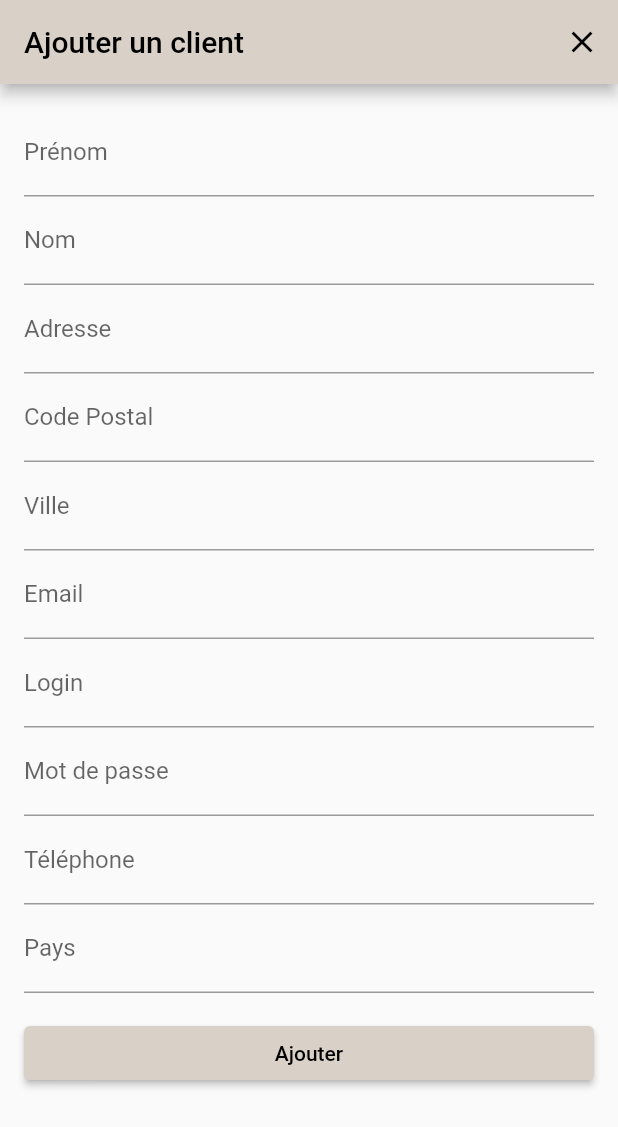
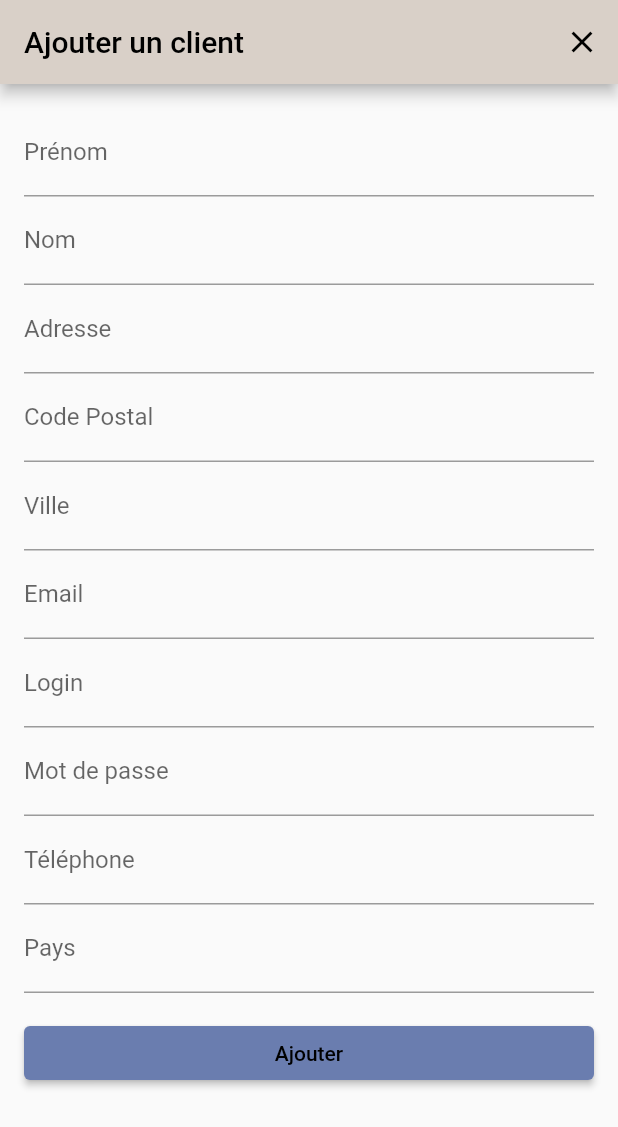
Before and after one commit to MasWap/Certif_CDA_Contenue, a Flutter app: the MyAddCliPage screen opened directly, on a phone screen of 412 x 824 dp. Shown: the top 1127 px of the screen. Run offline on Flutter 3.47's test engine with Material 2 defaults, Android fonts, the light colour scheme and no system bars; missing offline and left inert: mysql1.

Commit message:
Mobile app finish

```diff
--- a/Applications/Appli Mobile/iapm_mobile/lib/screens/ajoutClient_screen.dart
+++ b/Applications/Appli Mobile/iapm_mobile/lib/screens/ajoutClient_screen.dart
@@ -246,6 +246,9 @@ class _MyAddCliPageState extends State<MyAddCliPage> {
               SizedBox(height: 16.0),
               ElevatedButton(
                 onPressed: _submitForm,
+                style: ElevatedButton.styleFrom(
+                  backgroundColor: Color(0xFF6A7DAF),
+                ),
                 child: Text('Ajouter'),
               ),
             ],
```
